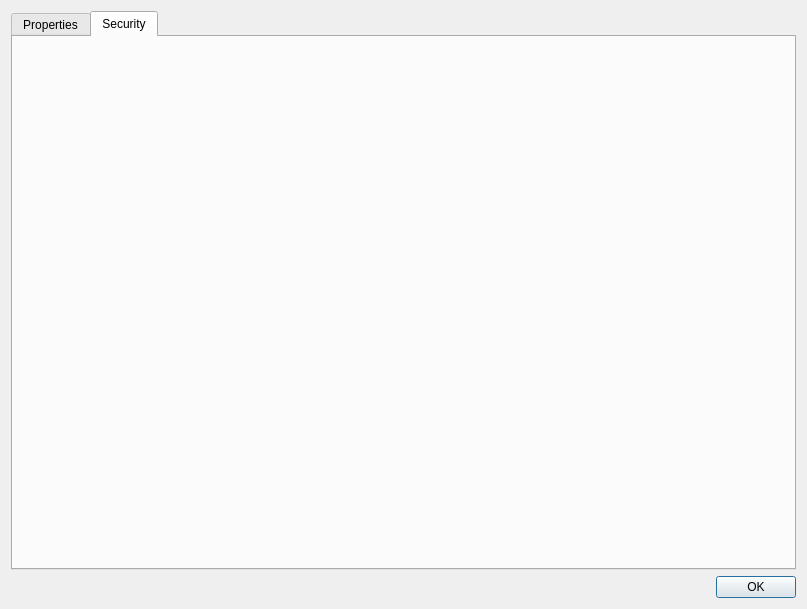
Qt form PdfForQtViewer/pdfdocumentpropertiesdialog.ui (JakubMelka/PDF4QT) before a commit.
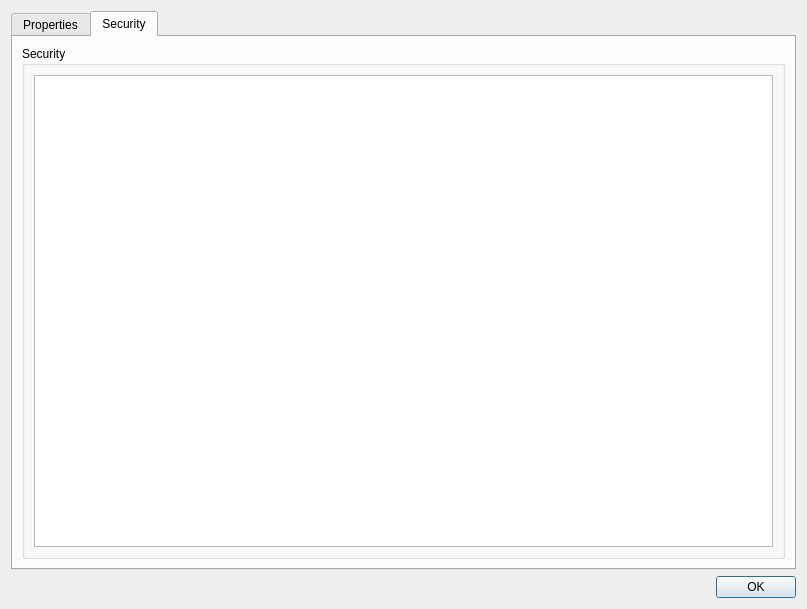
The same form after that commit. The open tabs and pages were chosen to show the change.

Commit message: Security information

Patch:
```diff
--- a/PdfForQtViewer/pdfdocumentpropertiesdialog.ui
+++ b/PdfForQtViewer/pdfdocumentpropertiesdialog.ui
@@ -88,6 +88,37 @@
       <attribute name="title">
        <string>Security</string>
       </attribute>
+      <layout class="QVBoxLayout" name="verticalLayout_4">
+       <item>
+        <widget class="QGroupBox" name="securityGroupBox">
+         <property name="title">
+          <string>Security</string>
+         </property>
+         <layout class="QVBoxLayout" name="verticalLayout_5">
+          <item>
+           <widget class="QTreeWidget" name="securityTreeWidget">
+            <property name="columnCount">
+             <number>2</number>
+            </property>
+            <attribute name="headerVisible">
+             <bool>false</bool>
+            </attribute>
+            <column>
+             <property name="text">
+              <string notr="true">1</string>
+             </property>
+            </column>
+            <column>
+             <property name="text">
+              <string notr="true">2</string>
+             </property>
+            </column>
+           </widget>
+          </item>
+         </layout>
+        </widget>
+       </item>
+      </layout>
      </widget>
     </widget>
    </item>
```
The commit also changes 6 other files.
